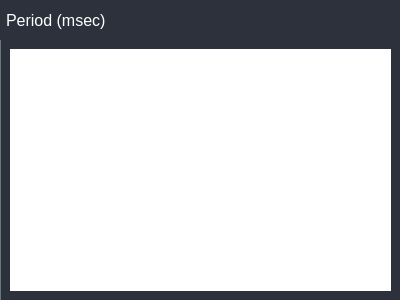
Qt form UI/forms/AqWatchListWidget.ui (romangolovkou/AQteck_toolMAX) before a commit.
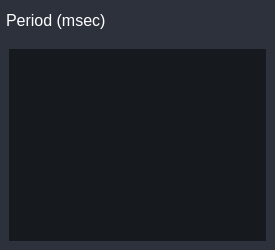
The same form after that commit. Custom widgets are drawn as their Qt base class.

Commit message: Налаштовано UI та вью для вотч ліст

The edit to the form file:
```diff
--- a/UI/forms/AqWatchListWidget.ui
+++ b/UI/forms/AqWatchListWidget.ui
@@ -6,10 +6,16 @@
    <rect>
     <x>0</x>
     <y>0</y>
-    <width>400</width>
-    <height>300</height>
+    <width>275</width>
+    <height>250</height>
    </rect>
   </property>
+  <property name="sizePolicy">
+   <sizepolicy hsizetype="MinimumExpanding" vsizetype="MinimumExpanding">
+    <horstretch>0</horstretch>
+    <verstretch>0</verstretch>
+   </sizepolicy>
+  </property>
   <property name="windowTitle">
    <string>Form</string>
   </property>
@@ -25,41 +31,16 @@
 	background-color: #2c313c;
 }
 
-#tableFrame {
-	border-left: 1px solid #637A7B;
-}
-
 QLabel {
 	min-height: 30px;
 	font-size: 12pt;
 }
 
-QTableWidget {
-	background-color: transparent;
-	gridline-color: #637A7B;
-}
-
-QTableWidget::item {
-	background-color: transparent;
-}
-
-QTableWidget::item:selected {
-	background-color: #A5ADA8;
-}
-
-QHeaderView {
-	background-color: #637A7B;
-}
-
-QHeaderView::section {
-	background-color: #637A7B;
-}
-
 QLineEdit{
 	background-color: transparent;
-       }
+}
 
-       QPushButton {
+QPushButton {
 	border: 1px solid #637A7B;
 }
 
@@ -79,6 +60,41 @@
 QPushButton:pressed {
 	 background-color: #429061;
 }
+
+QTreeView {                                
+   color: #D0D0D0;
+}
+
+QTreeView::item {
+	border: 1px solid #2b2d30;
+}
+
+#treeView::item:!focus { 
+    background-color: #2b2d30; 
+	color: #D0D0D0;
+}
+
+#treeView{ 
+    background-color: #16191d;
+	color: #D0D0D0;
+}
+
+QHeaderView::section {
+    border: 1px solid #1e1f22;
+    color: #D0D0D0;
+    background-color: #2b2d30;
+    padding-left: 6px;
+}
+
+QScrollBar:vertical {
+    background: #1e1f22;
+    width: 10px;  /* Ширина вертикального скроллбара */
+}
+
+QScrollBar:horizontal {
+    background: #1e1f22;
+	height: 10px;  /* Высота горизонтального скроллбара */
+}
 </string>
   </property>
   <layout class="QVBoxLayout" name="verticalLayout">
@@ -192,13 +208,20 @@
      </property>
      <layout class="QVBoxLayout" name="verticalLayout_2">
       <item>
-       <widget class="QTableView" name="tableView"/>
+       <widget class="AqWatchTreeView" name="treeView"/>
       </item>
      </layout>
     </widget>
    </item>
   </layout>
  </widget>
+ <customwidgets>
+  <customwidget>
+   <class>AqWatchTreeView</class>
+   <extends>QTreeView</extends>
+   <header location="global">AqWatchTreeView.h</header>
+  </customwidget>
+ </customwidgets>
  <resources/>
  <connections/>
 </ui>
```
The commit also changes 6 other files.
